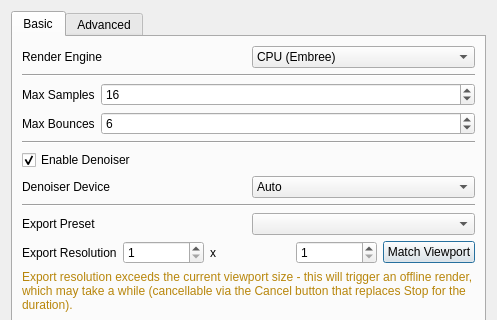
First picture: the form in ui/PathTracingDialog.ui, repository sharjith/ModelViewer-Qt, before the edit; both pictures show x 0 to 497 and y 0 to 320 of the 497 by 544 pixel window.
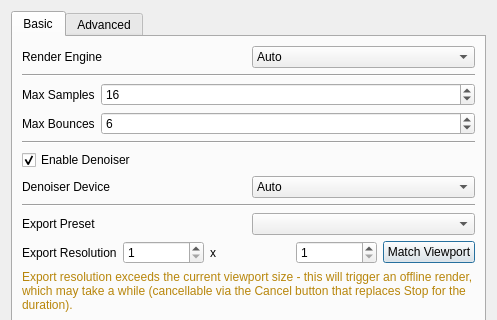
Second picture: the form after the edit.

Commit message: Rename PT engine combo to match Denoiser naming, add Auto engine option, and add native OptiX denoiser

The edit to the form file:
```diff
--- a/ui/PathTracingDialog.ui
+++ b/ui/PathTracingDialog.ui
@@ -37,7 +37,7 @@
           <widget class="QComboBox" name="comboBoxRenderEngine">
            <item>
             <property name="text">
-             <string>CPU (Embree)</string>
+             <string>Auto</string>
             </property>
            </item>
            <item>
```
Left out of the diff: 7 changed lines with no effect on the pictures. The commit also changes 6 other files.
